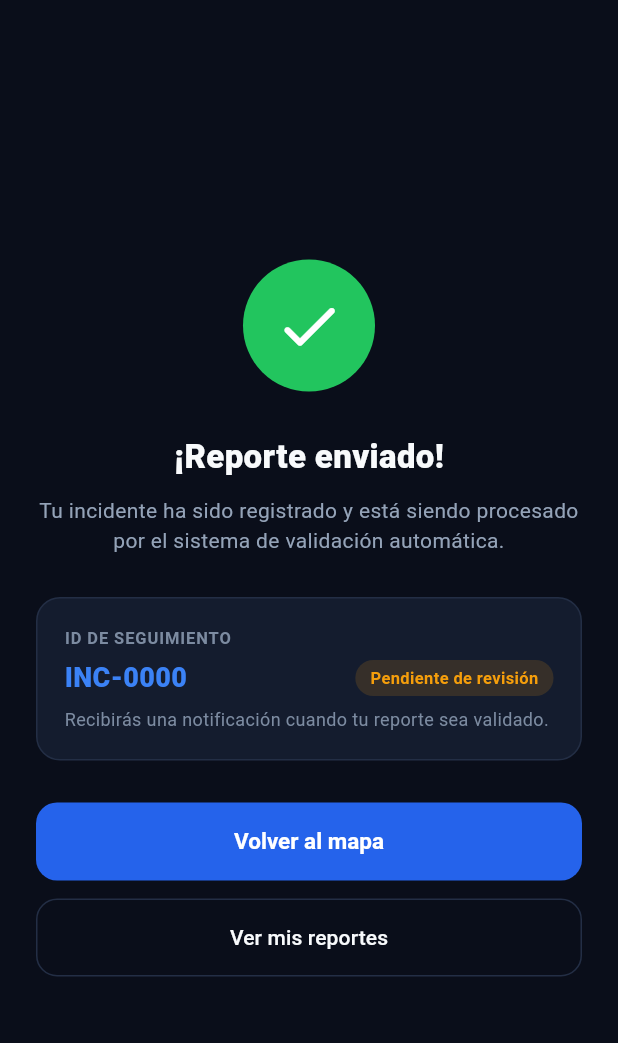
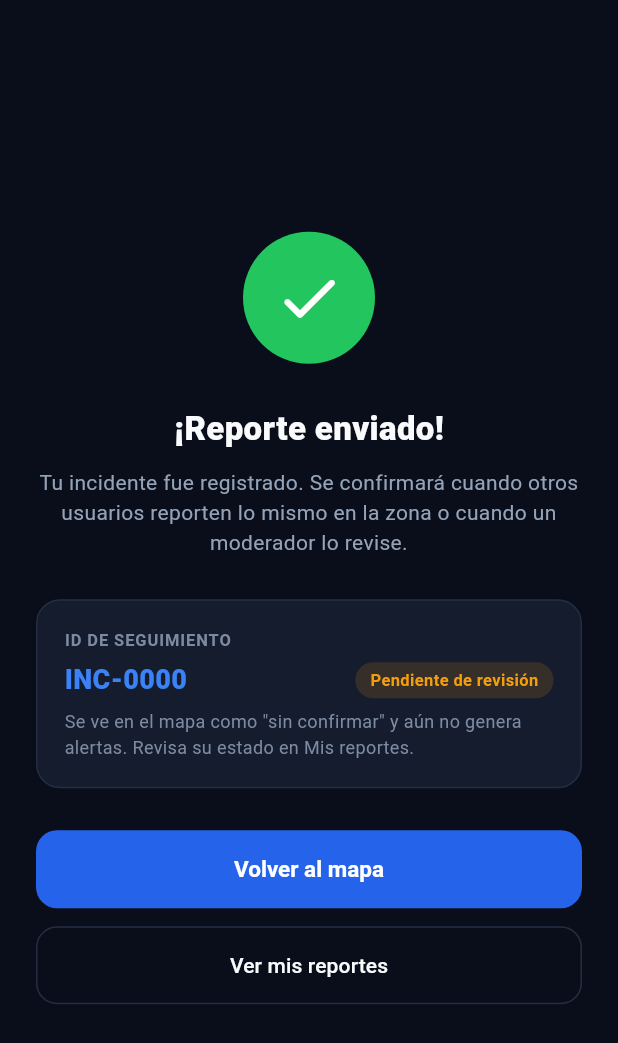
Before and after one commit to jeferson-ic/AppMonitoreo-Frontend, a Flutter app: the ReporteExitoScreen screen opened directly with empty values, on a phone screen of 412 x 824 dp. Shown: the top 1043 px of the screen. Run offline on Flutter 3.47's test engine with Material 3 defaults, Android fonts, the phone set to English and light mode, and no system bars; our stand-ins replace firebase_core, firebase_messaging, flutter_local_notifications, flutter_secure_storage, geolocator, google_maps_flutter; accounts and stored records are empty; network calls fail.

Commit message:
Quita la opción Otro y distingue reportes sin confirmar en el mapa
- Reporte: solo los tipos de la lista (se quita Otro).
- Mapa: los reportes pendientes se ven semitransparentes, con nota de sin confirmar y leyenda.
- Fechas: si llegan con zona horaria se convierten a hora local.
- Textos de la pantalla de éxito acordes a la validación real.
- Admin: maneja el 409 cuando el reporte ya fue atendido.
- Pruebas de fechas y estado, y CI de Flutter (analyze + test).

Co-Authored-By: Claude Opus 5.5 <noreply@anthropic.com>
Claude-Session: https://claude.ai/code/session_01RDNHyahg9LFxFSQqJfyeNb

```diff
--- a/lib/models/incidente.dart
+++ b/lib/models/incidente.dart
@@ -26,6 +26,14 @@ class Incidente {
 
   String get codigo => codigoDe(idIncidente);
 
+  /// Solo los incidentes validados (por consenso o por un moderador)
+  /// generan alertas y cuentan para las zonas de riesgo.
+  bool get estaValidado => estado.toUpperCase() == 'VALIDADO';
+
+  /// Opacidad del marcador en el mapa: los reportes sin confirmar se ven
+  /// semitransparentes para distinguirlos de los validados.
+  double get opacidadMarcador => estaValidado ? 1.0 : 0.45;
+
   factory Incidente.fromJson(Map<String, dynamic> j) => Incidente(
         idIncidente: j['idIncidente'] ?? 0,
         tipoIncidente: j['tipoIncidente'] ?? '',
--- a/lib/screens/admin_screen.dart
+++ b/lib/screens/admin_screen.dart
@@ -112,6 +112,10 @@ class _AdminScreenState extends State<AdminScreen> {
         await _cargar();
       } else if (res.statusCode == 404) {
         _mostrarMensaje('El reporte ya no existe');
+        await _cargar();
+      } else if (res.statusCode == 409) {
+        // Otro moderador o el consenso automático ya cambió su estado.
+        _mostrarMensaje('El reporte ya fue atendido; se actualizó la lista');
         await _cargar();
       } else if (res.statusCode != 401) {
         _mostrarMensaje(ApiService.mensajeError(res));
--- a/lib/screens/map_screen.dart
+++ b/lib/screens/map_screen.dart
@@ -222,6 +222,14 @@ class _MapScreenState extends State<MapScreen> {
                   style: const TextStyle(color: AppColors.textSecondary, height: 1.4)),
               const SizedBox(height: 12),
               EstadoBadge(estado: inc.estado),
+              if (!inc.estaValidado) ...[
+                const SizedBox(height: 8),
+                const Text(
+                  'Reporte sin confirmar: aún no genera alertas. Se valida cuando 3 usuarios '
+                  'reportan lo mismo en la zona o cuando un moderador lo revisa.',
+                  style: TextStyle(color: AppColors.textMuted, fontSize: 12, height: 1.4),
+                ),
+              ],
               const SizedBox(height: 16),
               ElevatedButton(
                 onPressed: () {
@@ -258,6 +266,7 @@ class _MapScreenState extends State<MapScreen> {
       markerId: MarkerId(inc.idIncidente.toString()),
       position: LatLng(inc.latitud, inc.longitud),
       icon: BitmapDescriptor.defaultMarkerWithHue(hue),
+      alpha: inc.opacidadMarcador,
       onTap: () => _mostrarResumen(inc),
     );
   }
@@ -542,6 +551,8 @@ class _MapScreenState extends State<MapScreen> {
           const SizedBox(height: 4),
           _leyendaFila(AppColors.riesgoBajo, 'Riesgo Bajo'),
           const SizedBox(height: 4),
+          _leyendaFila(AppColors.textMuted.withValues(alpha: 0.45), 'Sin confirmar'),
+          const SizedBox(height: 4),
           Row(
             children: [
               Container(
--- a/lib/screens/reporte_exito_screen.dart
+++ b/lib/screens/reporte_exito_screen.dart
@@ -43,7 +43,7 @@ class ReporteExitoScreen extends StatelessWidget {
               Text(
                 _yaValidado
                     ? 'Tu incidente coincidió con otros reportes cercanos y ya fue validado automáticamente.'
-                    : 'Tu incidente ha sido registrado y está siendo procesado por el sistema de validación automática.',
+                    : 'Tu incidente fue registrado. Se confirmará cuando otros usuarios reporten lo mismo en la zona o cuando un moderador lo revise.',
                 textAlign: TextAlign.center,
                 style: const TextStyle(color: AppColors.textSecondary, height: 1.4),
               ),
@@ -94,8 +94,8 @@ class ReporteExitoScreen extends StatelessWidget {
                     const SizedBox(height: 6),
                     Text(
                       _yaValidado
-                          ? 'Ya es visible para otros usuarios en el mapa.'
-                          : 'Recibirás una notificación cuando tu reporte sea validado.',
+                          ? 'Ya cuenta para las alertas y zonas de riesgo del mapa.'
+                          : 'Se ve en el mapa como "sin confirmar" y aún no genera alertas. Revisa su estado en Mis reportes.',
                       style: const TextStyle(color: AppColors.textMuted, fontSize: 12),
                     ),
                   ],
```
Also changed, not shown: lib/screens/reporte_screen.dart (+3 -33 lines), lib/utils/fecha_utils.dart (+13 -3 lines), 2 other files.
